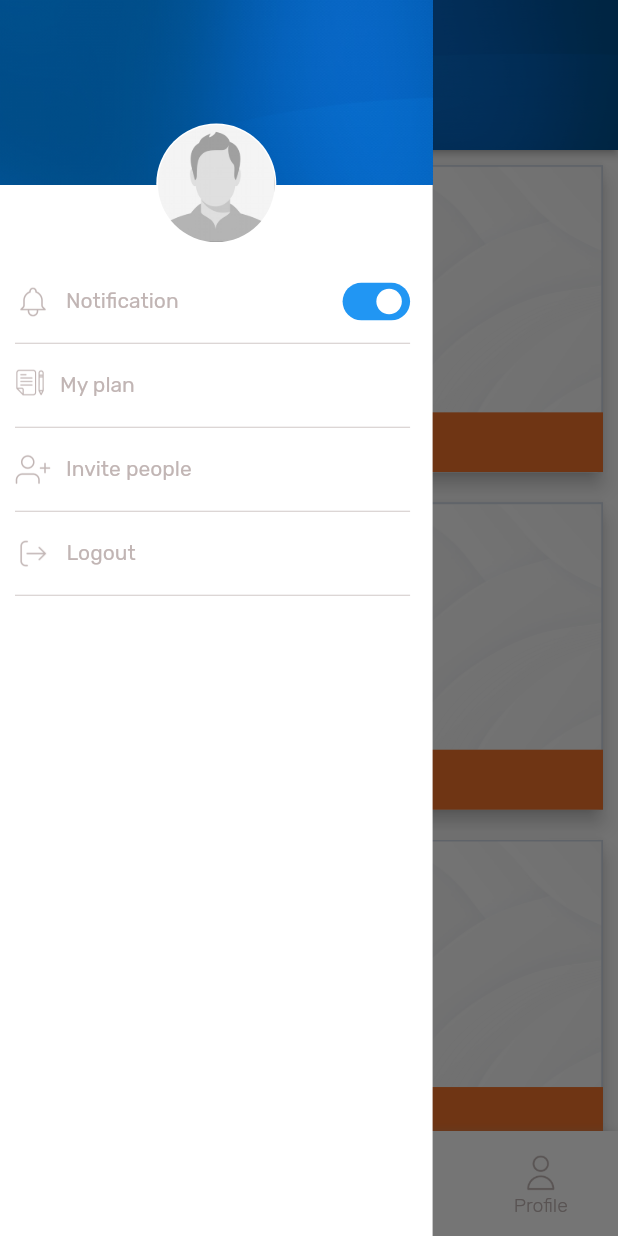
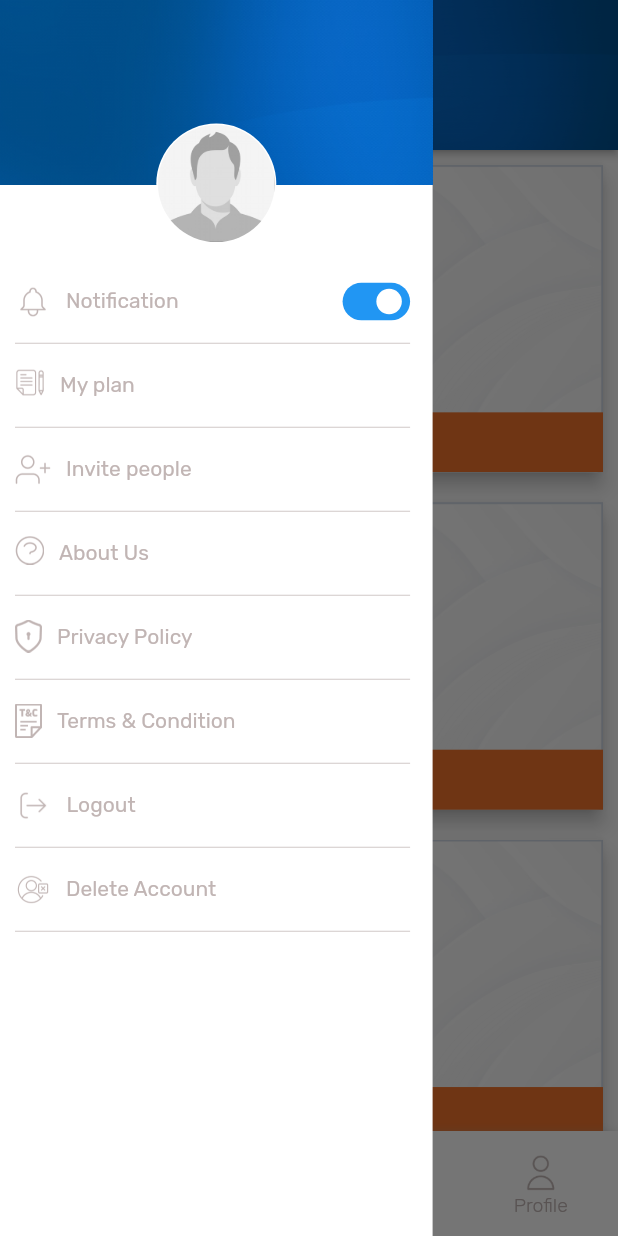
Before and after one commit to r4akesh/stratrack, a Flutter app: the Dashboard screen opened directly, with the side drawer open, on a phone screen of 412 x 824 dp. Run offline on Flutter 3.47's test engine with Material 2 defaults, Android fonts, the phone set to English and light mode, and no system bars; drawn by our look-alikes of flutter_switch; our stand-ins replace dio, flutter_spinkit, fluttertoast, get, get_storage, hive and 7 more; missing offline and left inert: dart:ffi, flutter_expanded_tile, flutter_stripe, image_crop; accounts and stored records are empty; network calls fail.

Commit message:
sideMenu CMS pages

```diff
--- a/lib/controller/SubscriptionPlanListController.dart
+++ b/lib/controller/SubscriptionPlanListController.dart
@@ -4,7 +4,7 @@ import 'package:stattrack/utils/constant.dart';
 
 import '../main.dart';
 import '../model/SubcriptionModel.dart';
-import '../model/paymentmodel.dart';
+import '../model/commonmodel.dart';
 import '../network/apiClient.dart';
 import '../ui/payment_screen.dart';
 
@@ -96,7 +96,7 @@ class SubscriptionListController extends GetxController {
             body: map,
             context: Get.context!);
 
-        PaymentModel response = PaymentModel.fromJson(data);
+        CommonModel response = CommonModel.fromJson(data);
 
         // if (response.data?.subscriptionplans != null) {
         //   subscriptionplans.value = response.data!.subscriptionplans!;
--- a/lib/controller/splashController.dart
+++ b/lib/controller/splashController.dart
@@ -8,7 +8,7 @@ import 'package:stattrack/ui/payment_screen.dart';
 import 'package:stattrack/ui/selectMatch.dart';
 import 'package:stattrack/ui/welcome.dart';
 
-import '../ui/PaymentChkoutScreen.dart';
+
 import '../ui/subscription.dart';
 
 class SplashController extends GetxController {
--- /dev/null
+++ b/lib/ui/HomeTabScreen.dart
@@ -0,0 +1,96 @@
+import 'package:flutter/material.dart';
+import 'package:flutter/src/foundation/key.dart';
+import 'package:flutter/src/widgets/container.dart';
+import 'package:flutter/src/widgets/framework.dart';
+import 'package:get/get.dart';
+import 'package:get/get_core/src/get_main.dart';
+import 'package:stattrack/controller/hometab_controller.dart';
+import 'package:stattrack/main.dart';
+import 'package:stattrack/ui/selectMatch.dart';
+
+import '../utils/LoadingWidget.dart';
+import '../utils/colors.dart';
+import '../utils/commen.dart';
+import '../utils/constant.dart';
+
+class HomeTabScreen extends StatelessWidget {
+  const HomeTabScreen({Key? key}) : super(key: key);
+
+  @override
+  Widget build(BuildContext context) {
+    return GetX<HomeTabController>(
+        init: HomeTabController(),
+        builder: (homeController) {
+
+          return homeController.isLoading.value
+              ? LoadingWidget()
+              : ListView.builder(
+                  itemCount: 3,
+                  itemBuilder: (context, index) {
+                    return GestureDetector(
+                      onTap: () {
+                        var vv = index;
+                        if (index == 0) {
+                          Get.to(const SelectMatch());
+                        } else if (index == 1) {
+                          showMyAlert(context, "Coming Soon...");
+                        } else if (index == 2) {
+                          showMyAlert(context, "Coming Soon...");
+                        }
+                      },
+                      child: Card(
+                        margin: EdgeInsets.all(10),
+                        elevation: 5,
+                        child: Stack(
+                          children: [
+                            Image.asset(bgImag),
+                            Positioned(
+                                top: 0,
+                                left: 0,
+                                right: 0,
+                                bottom: 20,
+                                child: index == 0
+                                    ? Image.asset(
+                                        nflBallIcon,
+                                        scale: 3,
+                                      )
+                                    : index == 1
+                                        ? Image.asset(
+                                            nflBaseball,
+                                            scale: 3,
+                                          )
+                                        : Image.asset(
+                                            nflHockey,
+                                            scale: 3,
+                                          )),
+                            Positioned(
+                              bottom: 0,
+                              child: Container(
+                                color: appOrange,
+                                height: 40,
+                                width: MediaQuery.of(context).size.width,
+                                alignment: Alignment.center,
+                                child: appText(
+                                    index == 0
+                                        ? "Football"
+                                        : index == 1
+                                            ? "Baseball"
+                                            : "Hockey",
+                                    txtColor: Colors.white),
+                              ),
+                            )
+                          ],
+                        ),
+                      ),
+                    );
+                  });
+        });
+  }
+
+  bool isPlanActive() {
+    if (MyApp.box.read(IS_SUBSCRIBE))
+      return true;
+    else
+      return false;
+  }
+}
--- a/lib/ui/dashBoard.dart
+++ b/lib/ui/dashBoard.dart
@@ -15,7 +15,9 @@ import 'package:stattrack/utils/commen.dart';
 import 'package:stattrack/utils/constant.dart';
 import '../model/myDashboard.dart';
 import '../utils/string.dart';
+import 'HomeTabScreen.dart';
 import 'allteam.dart';
+import 'cmspage.dart';
 import 'notifaction.dart';
 
 class Dashboard extends StatefulWidget {
@@ -42,7 +44,7 @@ class _DashboardState extends State<Dashboard> {
                           : appBarProfile(),
               bottomNavigationBar: bottomNavigation(value),
               body: value.initialItemSelected == 0
-                  ? homeView(context)
+                  ? HomeTabScreen()
                   : value.initialItemSelected == 1
                       ? dashboardView()
                       : value.initialItemSelected == 2
@@ -125,13 +127,7 @@ class _DashboardState extends State<Dashboard> {
               ),
             ),
           ),
-          const Divider(
-            thickness: 0.5,
-            color: appTextGrey,
-            indent: 10,
-            endIndent: 15,
-            height: 0,
-          ),
+          myDivider(),
           ListTile(
             onTap: () {
               Get.to(const MyPlan());
@@ -148,13 +144,7 @@ class _DashboardState extends State<Dashboard> {
             contentPadding: EdgeInsets.only(left: 10, right: 0),
             minLeadingWidth: 5,
           ),
-          const Divider(
-            thickness: 0.5,
-            color: appTextGrey,
-            indent: 10,
-            height: 0,
-            endIndent: 15,
-          ),
+          myDivider(),
           ListTile(
             horizontalTitleGap: 10,
             title: appText(invitePeople,
@@ -168,13 +158,58 @@ class _DashboardState extends State<Dashboard> {
             contentPadding: EdgeInsets.only(left: 10, right: 0),
             minLeadingWidth: 5,
           ),
-          const Divider(
-            thickness: 0.5,
-            color: appTextGrey,
-            height: 0,
-            indent: 10,
-            endIndent: 15,
+          myDivider(),
+          ListTile(
+            onTap: () {
+               Get.to(CmsPage(AboutUs));
+            },
+            horizontalTitleGap: 10,
+            title: appText(AboutUs,
+                fontSize: 14,
+                txtColor: appTextGrey,
+                fontweight: FontWeight.w400),
+            leading: Image.asset(
+              IC_AboutUs,
+              scale: 3,
+            ),
+            contentPadding: EdgeInsets.only(left: 10, right: 0),
+            minLeadingWidth: 5,
           ),
+          myDivider(),
+          ListTile(
+            onTap: () {
+              Get.to(CmsPage(PrivacyPolicy));
+            },
+            horizontalTitleGap: 10,
+            title: appText(PrivacyPolicy,
+                fontSize: 14,
+                txtColor: appTextGrey,
+                fontweight: FontWeight.w400),
+            leading: Image.asset(
+              IC_Privacy,
+              scale: 3,
+            ),
+            contentPadding: EdgeInsets.only(left: 10, right: 0),
+            minLeadingWidth: 5,
+          ),
+          myDivider(),
+          ListTile(
+            onTap: () {
+               Get.to(CmsPage(TermsNCond));
+            },
+            horizontalTitleGap: 10,
+            title: appText(TermsNCond,
+                fontSize: 14,
+                txtColor: appTextGrey,
+                fontweight: FontWeight.w400),
+            leading: Image.asset(
+              IC_Term,
+              scale: 3,
+            ),
+            contentPadding: EdgeInsets.only(left: 10, right: 0),
+            minLeadingWidth: 5,
+          ),
+          myDivider(),
           ListTile(
             onTap: () {
               MyApp.box.remove("id");
@@ -192,15 +227,36 @@ class _DashboardState extends State<Dashboard> {
             contentPadding: EdgeInsets.only(left: 10, right: 0),
             minLeadingWidth: 5,
           ),
-          const Divider(
-            thickness: 0.5,
-            color: appTextGrey,
-            indent: 10,
-            endIndent: 15,
-            height: 0,
+          myDivider(),
+          ListTile(
+            onTap: () {
+               Get.to(CmsPage());
+            },
+            horizontalTitleGap: 10,
+            title: appText(DeleteAccount,
+                fontSize: 14,
+                txtColor: appTextGrey,
+                fontweight: FontWeight.w400),
+            leading: Image.asset(
+              IC_DelUser,
+              scale: 3,
+            ),
+            contentPadding: EdgeInsets.only(left: 10, right: 0),
+            minLeadingWidth: 5,
           ),
+          myDivider(),
         ],
       ),
+    );
+  }
+
+  myDivider() {
+    return const Divider(
+      thickness: 0.5,
+      color: appTextGrey,
+      indent: 10,
+      endIndent: 15,
+      height: 0,
     );
   }
 
@@ -612,68 +668,7 @@ class _DashboardState extends State<Dashboard> {
         });
   }
 
-  Widget homeView(BuildContext context) {
-    return ListView.builder(
-        itemCount: 3,
-        itemBuilder: (context, index) {
-          return GestureDetector(
-            onTap: () {
-              var vv = index;
-              if (index == 0) {
-                Get.to(const SelectMatch());
-              } else if (index == 1) {
-                showMyAlert(context, "Coming Soon...");
-              } else if (index == 2) {
-                showMyAlert(context, "Coming Soon...");
-              }
-            },
-            child: Card(
-              margin: EdgeInsets.all(10),
-              elevation: 5,
-              child: Stack(
-                children: [
-                  Image.asset(bgImag),
-                  Positioned(
-                      top: 0,
-                      left: 0,
-                      right: 0,
-                      bottom: 20,
-                      child: index == 0
-                          ? Image.asset(
-                              nflBallIcon,
-                              scale: 3,
-                            )
-                          : index == 1
-                              ? Image.asset(
-                                  nflBaseball,
-                                  scale: 3,
-                                )
-                              : Image.asset(
-                                  nflHockey,
-                                  scale: 3,
-                                )),
-                  Positioned(
-                    bottom: 0,
-                    child: Container(
-                      color: appOrange,
-                      height: 40,
-                      width: MediaQuery.of(context).size.width,
-                      alignment: Alignment.center,
-                      child: appText(
-                          index == 0
-                              ? "Football"
-                              : index == 1
-                                  ? "Baseball"
-                                  : "Hockey",
-                          txtColor: Colors.white),
-                    ),
-                  )
-                ],
-              ),
-            ),
-          );
-        });
-  }
+  //Widget homeView(BuildContext context) {}
 
   // Widget teamView() {
   Widget dashboardView() {
--- a/lib/utils/constant.dart
+++ b/lib/utils/constant.dart
@@ -37,7 +37,10 @@ const subscription_plan_bg = "assets/images/subscription_plan_bg.png";
 const StarIcon = "assets/images/star_icon.png";
 const arrowRightIcon = "assets/images/arrow_right.png";
 const arrowLeftIcon = "assets/images/arrow_left.png";
-
+const IC_AboutUs = "assets/images/ic_aboutus.png";
+const IC_Privacy = "assets/images/ic_privacy.png";
+const IC_Term = "assets/images/ic_termcond.png";
+const IC_DelUser = "assets/images/ic_deluser.png";
 
 const RAPID_API_KEY =
     "690cab678fmshf73a3e54b201797p14f746jsn4bd3de022654"; //client
@@ -51,6 +54,6 @@ const KEY_DASHBOARD_LIST = "KEY_DASHBOARD_LIST";
 const SESSION_ID = "46786";
 const TOURNAMENT_ID = "9464";
 
-
 final String StripePublishableKey =
     "pk_test_51Lg86eKVSA5dEldu2Lv0wMKPxoC3qm17ZQW7HEJq61WmTh3O9fNRSqKtyoLmlnWw43uv9UMtwvw8UJ6w1G20yDG300tVvNV6X8";
+final String IS_SUBSCRIBE = "IS_SUBSCRIBE";
--- a/lib/utils/string.dart
+++ b/lib/utils/string.dart
@@ -31,3 +31,7 @@ const String notifaction = "Notification";
 const String myPlan = "My plan";
 const String invitePeople = "Invite people";
 const String logout = "Logout";
+const String AboutUs = "About Us";
+const String PrivacyPolicy = "Privacy Policy";
+const String TermsNCond = "Terms & Condition";
+const String DeleteAccount = "Delete Account";
```
Also changed, not shown: lib/controller/hometab_controller.dart (added, +60 -0 lines), lib/controller/loginController.dart (+3 -6 lines), lib/model/commonmodel.dart (added, +42 -0 lines), lib/model/is_subscribe_model.dart (renamed from lib/model/paymentmodel.dart, +10 -7 lines), lib/ui/PaymentChkoutScreen.dart (deleted, +0 -59 lines), lib/ui/cmspage.dart (+16 -5 lines), lib/ui/team_details.dart (+13 -13 lines), assets/images/ic_aboutus.png (added), assets/images/ic_deluser.png (added), assets/images/ic_privacy.png (added), assets/images/ic_termcond.png (added).
